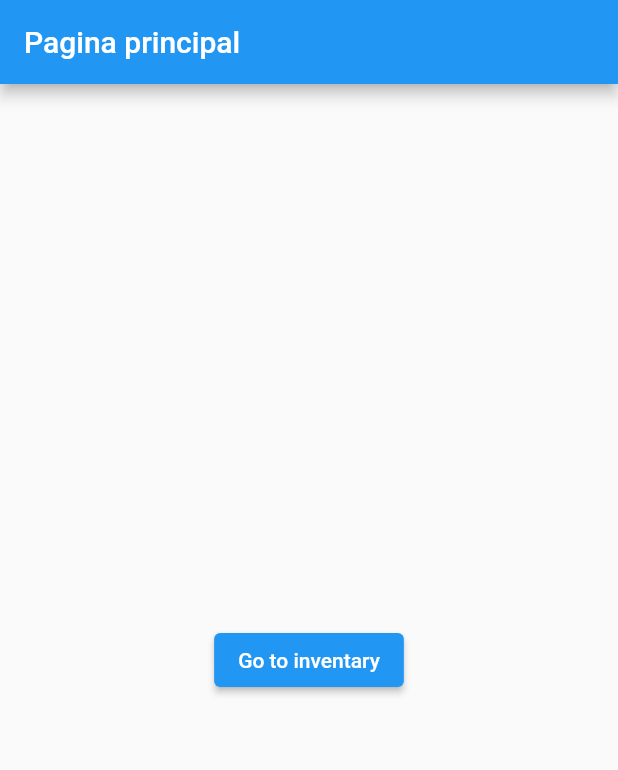
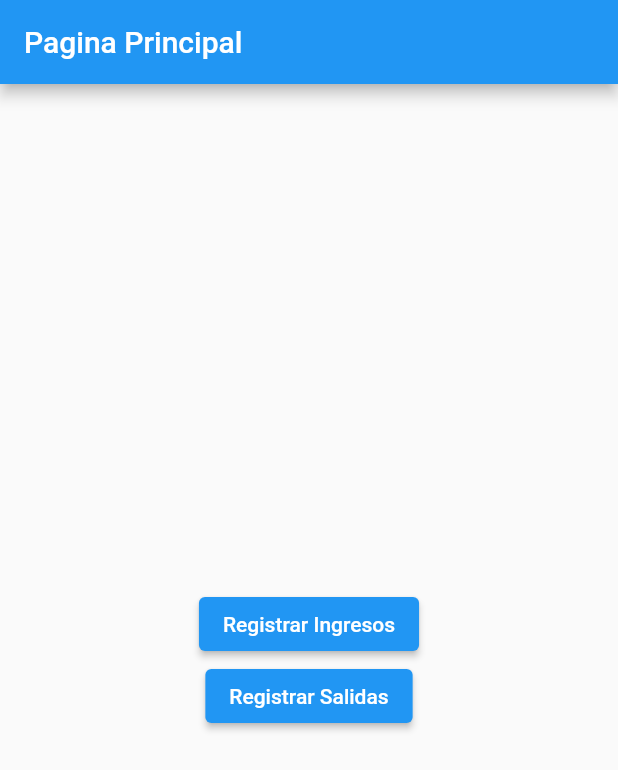
Before and after one commit to Luaylin/flutter_inventary, a Flutter app: the screen it shows after launch, on a phone screen of 412 x 824 dp. Shown: the top 770 px of the screen. Run offline on Flutter 3.47's test engine with Material 2 defaults, Android fonts, the phone set to English and light mode, and no system bars; our stand-ins replace datetime_picker_formfield, go_router.

Commit message:
Add the routes in the project and validators in utils

```diff
--- a/lib/src/router/main.dart
+++ b/lib/src/router/main.dart
@@ -1,20 +1,93 @@
 import 'package:flutter/material.dart';
 import 'package:go_router/go_router.dart';
+//HomePage
 import 'package:flutter_inventary/src/views/HomePage/main.dart';
-import 'package:flutter_inventary/src/views/InventaryPage/main.dart';
+//DetailsPage
+import 'package:flutter_inventary/src/views/DetailsPage/main.dart';
+//MovementPage
+import 'package:flutter_inventary/src/views/MovementPage/main.dart';
+//IncomeMovementPage
+import 'package:flutter_inventary/src/views/IncomeMovementPage/main.dart';
+//IncomeDetailsPage
+import 'package:flutter_inventary/src/views/IncomeDetailsPage/main.dart';
+//OutputMovementPage
+import 'package:flutter_inventary/src/views/OutputMovementPage/main.dart';
+//OutputDetailsPage
+import 'package:flutter_inventary/src/views/OutputDetailsPage/main.dart';
+//ConfirmationPage
+import 'package:flutter_inventary/src/views/ConfirmationPage/main.dart';
+
+Map routes = {
+  "home": "/",
+  "details": "details",
+  "movement": "movement",
+  "incomeMovement": "income_movement",
+  "incomeDetails": "income_details",
+  "outputMovement": "output_movement",
+  "outputDetails": "output_details",
+  "confirmation": "confirmation"
+};
+
+Map titles = {
+  "home": "Pagina Principal",
+  "details": "Detalles",
+  "movement": "Movimientos",
+  "incomeMovement": "Registrar Ingreso",
+  "incomeDetails": "Registrar Detalles de Ingreso",
+  "outputMovement": "Registrar Salida",
+  "outputDetails": "Registrar Detalles de Salida",
+  "confirmation": "Pagina de Confirmación"
+};
 
 getRouter() {
   return GoRouter(
     routes: <GoRoute>[
       GoRoute(
-        path: '/',
+        path: routes["home"],
         builder: (BuildContext context, GoRouterState state) =>
-            HomePage("Pagina principal"),
+            HomePage(titles["home"]),
         routes: <GoRoute>[
+          //Detalles
           GoRoute(
-            path: 'inventary',
+            path: routes["details"],
             builder: (BuildContext context, GoRouterState state) =>
-                InventaryPage("Vista de inventario"),
+                DetailsPage(titles["details"]),
+          ),
+          //Detalles
+          GoRoute(
+            path: routes["movement"],
+            builder: (BuildContext context, GoRouterState state) =>
+                MovementPage(titles["movement"]),
+          ),
+          //Detalles
+          GoRoute(
+            path: routes["incomeMovement"],
+            builder: (BuildContext context, GoRouterState state) =>
+                IncomeMovementPage(titles["incomeMovement"]),
+          ),
+          //Detalles
+          GoRoute(
+            path: routes["incomeDetails"],
+            builder: (BuildContext context, GoRouterState state) =>
+                IncomeDetailsPage(titles["incomeDetails"]),
+          ),
+          //Detalles
+          GoRoute(
+            path: routes["outputMovement"],
+            builder: (BuildContext context, GoRouterState state) =>
+                OutputMovementPage(titles["outputMovement"]),
+          ),
+          //Detalles
+          GoRoute(
+            path: routes["outputDetails"],
+            builder: (BuildContext context, GoRouterState state) =>
+                OutputDetailsPage(titles["outputDetails"]),
+          ),
+          //Detalles
+          GoRoute(
+            path: routes["confirmation"],
+            builder: (BuildContext context, GoRouterState state) =>
+                ConfirmationPage(titles["confirmation"]),
           ),
         ],
       ),
--- a/lib/src/views/HomePage/main.dart
+++ b/lib/src/views/HomePage/main.dart
@@ -1,4 +1,5 @@
 import 'package:flutter/material.dart';
+import 'package:flutter_inventary/src/router/main.dart';
 import 'package:go_router/go_router.dart';
 
 class HomePage extends StatelessWidget {
@@ -13,8 +14,12 @@ class HomePage extends StatelessWidget {
             mainAxisAlignment: MainAxisAlignment.center,
             children: <Widget>[
               ElevatedButton(
-                onPressed: () => context.go('/inventary'),
-                child: const Text('Go to inventary'),
+                onPressed: () => context.go('/' + routes["incomeMovement"]),
+                child: const Text('Registrar Ingresos'),
+              ),
+              ElevatedButton(
+                onPressed: () => context.go('/' + routes["incomeDetails"]),
+                child: const Text('Registrar Salidas'),
               ),
             ],
           ),
--- a/pubspec.yaml
+++ b/pubspec.yaml
@@ -38,6 +38,7 @@ dependencies:
   cupertino_icons: ^1.0.2
   data_table_2: ^2.3.7
   go_router: ^4.4.1
+  datetime_picker_formfield: ^2.0.1
 
 dev_dependencies:
   flutter_test:
```
Also changed, not shown: lib/src/utils/main.dart (added, +80 -0 lines), lib/src/views/ConfirmationPage/main.dart (renamed from lib/src/views/InventaryPage/main.dart, +3 -10 lines), lib/src/views/DetailsPage/main.dart (added, +17 -0 lines), lib/src/views/IncomeDetailsPage/main.dart (added, +17 -0 lines), lib/src/views/IncomeMovementPage/components/user_data.dart (added, +175 -0 lines), lib/src/views/IncomeMovementPage/main.dart (added, +13 -0 lines), lib/src/views/MovementPage/main.dart (added, +17 -0 lines), lib/src/views/OutputDetailsPage/main.dart (added, +17 -0 lines), lib/src/views/OutputMovementPage/main.dart (added, +17 -0 lines), flutter_01.png (added), pubspec.lock.
